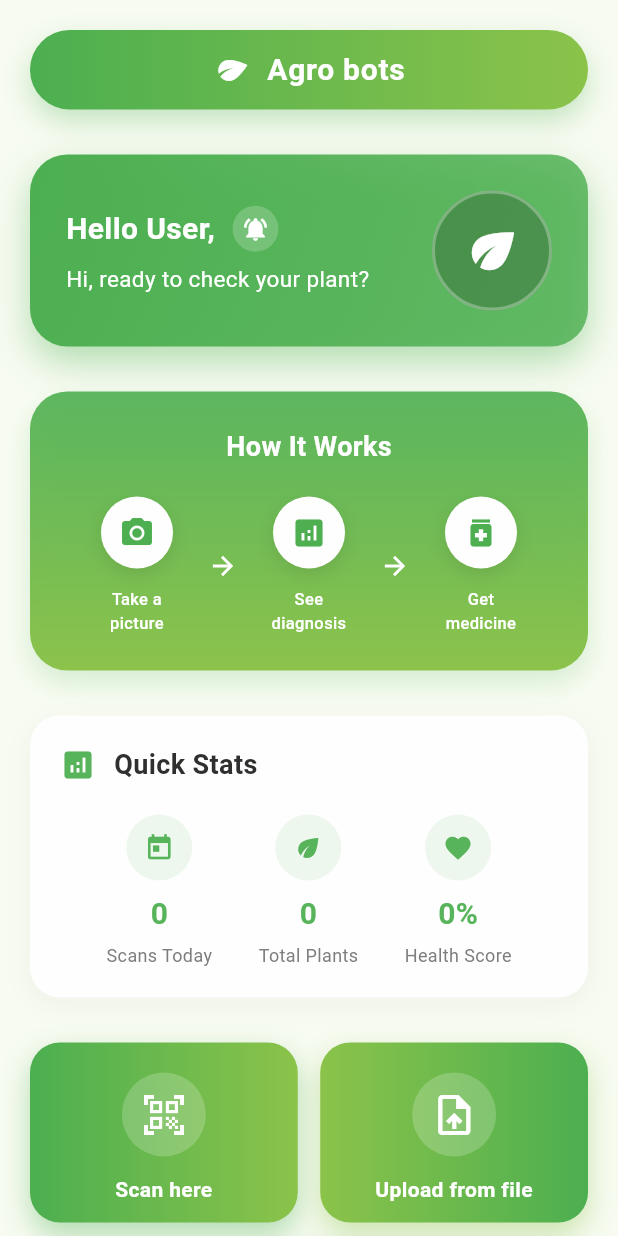
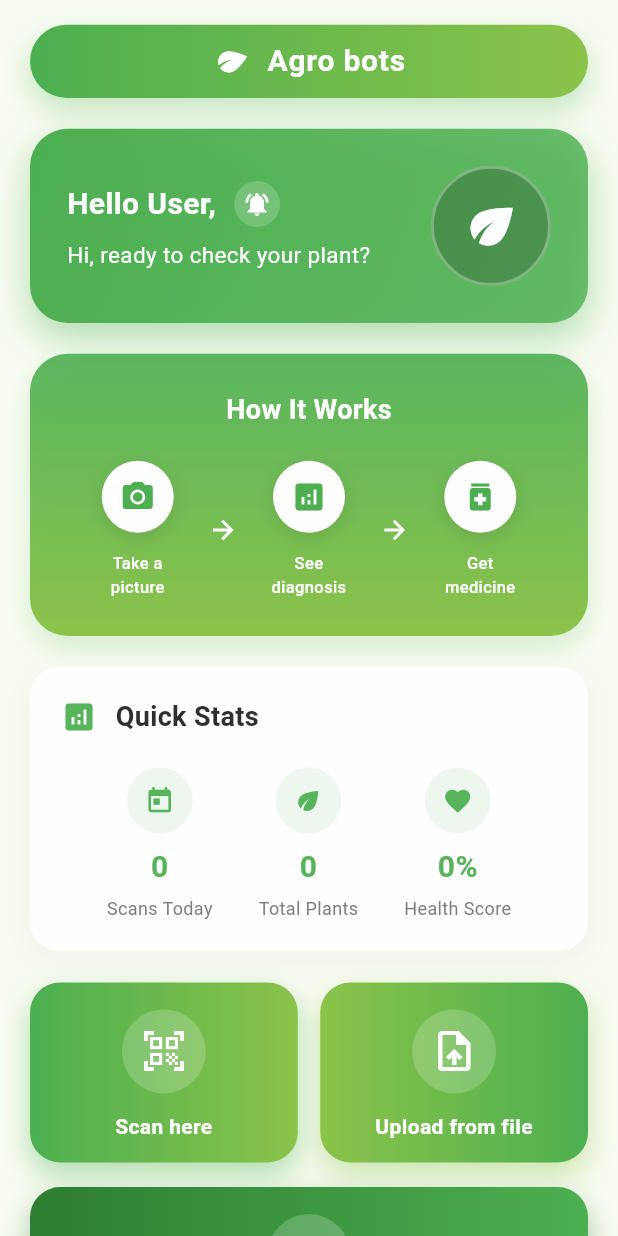
Before and after one commit to MonishDoss/Agro-Bots, a Flutter app: the HomeContent widget shown alone on an empty page, opened directly, on a phone screen of 412 x 824 dp. Run offline on Flutter 3.47's test engine with Material 3 defaults, Android fonts, the phone set to English and light mode, and no system bars; our stand-ins replace camera, image_picker, shared_preferences; accounts and stored records are empty.

Commit message:
fix  the ui of flutter

```diff
--- a/agro_bots/lib/screens/home/home_screen.dart
+++ b/agro_bots/lib/screens/home/home_screen.dart
@@ -119,13 +119,32 @@
 
   @override
   Widget build(BuildContext context) {
+    final size = MediaQuery.of(context).size;
+    final width = size.width;
+    final height = size.height;
+
+    // Responsive breakpoints
+    final isSmallScreen = width < 360;
+    final isMediumScreen = width >= 360 && width < 400;
+    final isLargeScreen = width >= 400;
+
+    // Adaptive dimensions
+    final horizontalPadding = isSmallScreen
+        ? 16.0
+        : (isMediumScreen ? 18.0 : 20.0);
+    final cardSpacing = height * 0.025; // 2.5% of screen height
+    final headerHeight = height * 0.06; // 6% of screen height
+
     return SafeArea(
       child: RefreshIndicator(
         onRefresh: _refreshData,
         color: AppColors.primaryGreen,
         child: SingleChildScrollView(
           physics: const AlwaysScrollableScrollPhysics(),
-          padding: const EdgeInsets.all(20.0),
+          padding: EdgeInsets.symmetric(
+            horizontal: horizontalPadding,
+            vertical: height * 0.02, // 2% of screen height
+          ),
           child: Column(
             crossAxisAlignment: CrossAxisAlignment.start,
             children: [
@@ -134,49 +153,49 @@
                 position: _cardSlideAnimations[0],
                 child: FadeTransition(
                   opacity: _cardFadeAnimations[0],
-                  child: _buildHeader(),
+                  child: _buildHeader(width, headerHeight),
                 ),
               ),
 
-              const SizedBox(height: 30),
+              SizedBox(height: cardSpacing),
 
               // Greeting card with animation
               SlideTransition(
                 position: _cardSlideAnimations[1],
                 child: FadeTransition(
                   opacity: _cardFadeAnimations[1],
-                  child: _buildGreetingCard(),
+                  child: _buildGreetingCard(width, height),
                 ),
               ),
 
-              const SizedBox(height: 30),
+              SizedBox(height: cardSpacing),
 
               // Process flow with animation
               SlideTransition(
                 position: _cardSlideAnimations[2],
                 child: FadeTransition(
                   opacity: _cardFadeAnimations[2],
-                  child: _buildProcessFlow(),
+                  child: _buildProcessFlow(width, height),
                 ),
               ),
 
-              const SizedBox(height: 30),
+              SizedBox(height: cardSpacing),
 
               // Quick Stats Card
               SlideTransition(
                 position: _cardSlideAnimations[3],
                 child: FadeTransition(
                   opacity: _cardFadeAnimations[3],
-                  child: _buildQuickStatsCard(),
+                  child: _buildQuickStatsCard(width, height),
                 ),
               ),
 
-              const SizedBox(height: 30),
+              SizedBox(height: cardSpacing),
 
               // Action buttons
-              _buildActionButtons(context),
+              _buildActionButtons(context, width, height),
 
-              const SizedBox(height: 20),
+              SizedBox(height: height * 0.02),
             ],
           ),
         ),
@@ -184,9 +203,17 @@
     );
   }
 
-  Widget _buildHeader() {
+  Widget _buildHeader(double width, double height) {
+    final fontSize = width < 360 ? 18.0 : (width < 400 ? 19.0 : 20.0);
+    final iconSize = width < 360 ? 20.0 : 24.0;
+    final horizontalPadding = width * 0.05; // 5% of screen width
+    final verticalPadding = height * 0.2; // 20% of header height
+
     return Container(
-      padding: const EdgeInsets.symmetric(horizontal: 20, vertical: 12),
+      padding: EdgeInsets.symmetric(
+        horizontal: horizontalPadding,
+        vertical: verticalPadding,
+      ),
       decoration: BoxDecoration(
         gradient: LinearGradient(
           colors: [AppColors.primaryGreen, AppColors.lightGreen],
@@ -212,16 +239,16 @@
             builder: (context, rotation, child) {
               return Transform.rotate(
                 angle: rotation * 0.5,
-                child: Icon(Icons.eco, color: Colors.white, size: 24),
+                child: Icon(Icons.eco, color: Colors.white, size: iconSize),
               );
             },
           ),
-          const SizedBox(width: 12),
-          const Text(
+          SizedBox(width: width * 0.03), // 3% of screen width
+          Text(
             AppStrings.appName,
             style: TextStyle(
               color: Colors.white,
-              fontSize: 20,
+              fontSize: fontSize,
               fontWeight: FontWeight.bold,
               letterSpacing: 0.5,
             ),
@@ -231,10 +258,16 @@
     );
   }
 
-  Widget _buildGreetingCard() {
+  Widget _buildGreetingCard(double width, double height) {
+    final titleFontSize = width < 360 ? 18.0 : (width < 400 ? 19.0 : 20.0);
+    final subtitleFontSize = width < 360 ? 13.0 : (width < 400 ? 14.0 : 15.0);
+    final circleSize = width < 360 ? 60.0 : (width < 400 ? 70.0 : 80.0);
+    final iconSize = circleSize * 0.5;
+    final cardPadding = width * 0.06; // 6% of screen width
+
     return Container(
       width: double.infinity,
-      padding: const EdgeInsets.all(24),
+      padding: EdgeInsets.all(cardPadding),
       decoration: BoxDecoration(
         gradient: LinearGradient(
           colors: [
@@ -261,15 +294,17 @@
               children: [
                 Row(
                   children: [
-                    const Text(
-                      AppStrings.helloUser,
-                      style: TextStyle(
-                        color: Colors.white,
-                        fontSize: 20,
-                        fontWeight: FontWeight.w600,
+                    Flexible(
+                      child: Text(
+                        AppStrings.helloUser,
+                        style: TextStyle(
+                          color: Colors.white,
+                          fontSize: titleFontSize,
+                          fontWeight: FontWeight.w600,
+                        ),
                       ),
                     ),
-                    const SizedBox(width: 12),
+                    SizedBox(width: width * 0.03),
                     AnimatedBuilder(
                       animation: _notificationController,
                       builder: (context, child) {
@@ -314,12 +349,12 @@
                     ),
                   ],
                 ),
-                const SizedBox(height: 8),
-                const Text(
+                SizedBox(height: height * 0.01),
+                Text(
                   AppStrings.readyToCheck,
                   style: TextStyle(
                     color: Colors.white,
-                    fontSize: 15,
+                    fontSize: subtitleFontSize,
                     fontWeight: FontWeight.w400,
                   ),
                 ),
@@ -327,8 +362,8 @@
             ),
           ),
           Container(
-            width: 80,
-            height: 80,
+            width: circleSize,
+            height: circleSize,
             decoration: BoxDecoration(
               shape: BoxShape.circle,
               color: Colors.black.withOpacity(0.2),
@@ -344,7 +379,7 @@
               builder: (context, rotation, child) {
                 return Transform.rotate(
                   angle: rotation * 0.1,
-                  child: const Icon(Icons.eco, color: Colors.white, size: 40),
+                  child: Icon(Icons.eco, color: Colors.white, size: iconSize),
                 );
               },
             ),
@@ -354,9 +389,15 @@
     );
   }
 
-  Widget _buildProcessFlow() {
+  Widget _buildProcessFlow(double width, double height) {
+    final titleFontSize = width < 360 ? 16.0 : (width < 400 ? 17.0 : 18.0);
+    final labelFontSize = width < 360 ? 10.0 : 11.0;
+    final iconSize = width < 360 ? 20.0 : 24.0;
+    final stepWidth = width < 360 ? 50.0 : 60.0;
+    final cardPadding = width * 0.06;
+
     return Container(
-      padding: const EdgeInsets.all(24),
+      padding: EdgeInsets.all(cardPadding),
       decoration: BoxDecoration(
         gradient: LinearGradient(
           colors: [
@@ -377,23 +418,44 @@
       ),
       child: Column(
         children: [
-          const Text(
+          Text(
             'How It Works',
             style: TextStyle(
               color: Colors.white,
-              fontSize: 18,
+              fontSize: titleFontSize,
               fontWeight: FontWeight.w600,
             ),
           ),
-          const SizedBox(height: 20),
+          SizedBox(height: height * 0.025),
           Row(
             mainAxisAlignment: MainAxisAlignment.spaceEvenly,
             children: [
-              _buildProcessStep(Icons.camera_alt, AppStrings.takeAPicture, 0),
+              _buildProcessStep(
+                Icons.camera_alt,
+                AppStrings.takeAPicture,
+                0,
+                stepWidth,
+                iconSize,
+                labelFontSize,
+              ),
               _buildArrow(),
-              _buildProcessStep(Icons.analytics, AppStrings.seeDiagnosis, 1),
+              _buildProcessStep(
+                Icons.analytics,
+                AppStrings.seeDiagnosis,
+                1,
+                stepWidth,
+                iconSize,
+                labelFontSize,
+              ),
               _buildArrow(),
-              _buildProcessStep(Icons.medication, AppStrings.getMedicine, 2),
+              _buildProcessStep(
+                Icons.medication,
+                AppStrings.getMedicine,
+                2,
+                stepWidth,
+                iconSize,
+                labelFontSize,
+              ),
             ],
           ),
         ],
@@ -401,7 +463,14 @@
     );
   }
 
-  Widget _buildProcessStep(IconData icon, String label, int index) {
+  Widget _buildProcessStep(
+    IconData icon,
+    String label,
+    int index,
+    double stepWidth,
+    double iconSize,
+    double fontSize,
+  ) {
     return TweenAnimationBuilder<double>(
       tween: Tween(begin: 0.0, end: 1.0),
       duration: Duration(milliseconds: 800 + (index * 200)),
@@ -424,16 +493,20 @@
                     ),
                   ],
                 ),
-                child: Icon(icon, color: AppColors.primaryGreen, size: 24),
+                child: Icon(
+                  icon,
+                  color: AppColors.primaryGreen,
+                  size: iconSize,
+                ),
               ),
               const SizedBox(height: 12),
               SizedBox(
-                width: 60,
+                width: stepWidth,
                 child: Text(
                   label,
-                  style: const TextStyle(
+                  style: TextStyle(
                     color: Colors.white,
-                    fontSize: 11,
+                    fontSize: fontSize,
                     fontWeight: FontWeight.w500,
                   ),
                   textAlign: TextAlign.center,
@@ -461,9 +534,15 @@
     );
   }
 
-  Widget _buildQuickStatsCard() {
+  Widget _buildQuickStatsCard(double width, double height) {
+    final titleFontSize = width < 360 ? 16.0 : (width < 400 ? 17.0 : 18.0);
+    final valueFontSize = width < 360 ? 18.0 : (width < 400 ? 19.0 : 20.0);
+    final labelFontSize = width < 360 ? 11.0 : 12.0;
+    final iconSize = width < 360 ? 18.0 : 20.0;
+    final cardPadding = width * 0.05;
+
     return Container(
-      padding: const EdgeInsets.all(20),
+      padding: EdgeInsets.all(cardPadding),
       decoration: BoxDecoration(
         color: Colors.white,
         borderRadius: BorderRadius.circular(20),
@@ -480,24 +559,45 @@
           Row(
             children: [
               Icon(Icons.analytics, color: AppColors.primaryGreen, size: 24),
-              const SizedBox(width: 12),
-              const Text(
+              SizedBox(width: width * 0.03),
+              Text(
                 'Quick Stats',
                 style: TextStyle(
-                  fontSize: 18,
+                  fontSize: titleFontSize,
                   fontWeight: FontWeight.w600,
                   color: AppColors.textPrimary,
                 ),
               ),
             ],
           ),
-          const SizedBox(height: 20),
+          SizedBox(height: height * 0.025),
           Row(
             mainAxisAlignment: MainAxisAlignment.spaceEvenly,
             children: [
-              _buildStatItem('Scans Today', '0', Icons.today),
-              _buildStatItem('Total Plants', '0', Icons.eco),
-              _buildStatItem('Health Score', '0%', Icons.favorite),
+              _buildStatItem(
+                'Scans Today',
+                '0',
+                Icons.today,
+                iconSize,
+                valueFontSize,
+                labelFontSize,
+              ),
+              _buildStatItem(
+                'Total Plants',
+                '0',
+                Icons.eco,
+                iconSize,
+                valueFontSize,
+                labelFontSize,
+              ),
+              _buildStatItem(
+                'Health Score',
+                '0%',
+                Icons.favorite,
+                iconSize,
+                valueFontSize,
+                labelFontSize,
+              ),
             ],
           ),
         ],
@@ -505,7 +605,14 @@
     );
   }
 
-  Widget _buildStatItem(String label, String value, IconData icon) {
+  Widget _buildStatItem(
+    String label,
+    String value,
+    IconData icon,
+    double iconSize,
+    double valueFontSize,
+    double labelFontSize,
+  ) {
     return Column(
       children: [
         Container(
@@ -514,13 +621,13 @@
             color: AppColors.primaryGreen.withOpacity(0.1),
             shape: BoxShape.circle,
           ),
-          child: Icon(icon, color: AppColors.primaryGreen, size: 20),
+          child: Icon(icon, color: AppColors.primaryGreen, size: iconSize),
         ),
         const SizedBox(height: 8),
         Text(
           value,
-          style: const TextStyle(
-            fontSize: 20,
+          style: TextStyle(
+            fontSize: valueFontSize,
             fontWeight: FontWeight.bold,
             color: AppColors.primaryGreen,
           ),
@@ -528,14 +635,26 @@
         const SizedBox(height: 4),
         Text(
           label,
-          style: TextStyle(fontSize: 12, color: AppColors.textSecondary),
+          style: TextStyle(
+            fontSize: labelFontSize,
+            color: AppColors.textSecondary,
+          ),
           textAlign: TextAlign.center,
         ),
       ],
     );
   }
 
-  Widget _buildActionButtons(BuildContext context) {
+  Widget _buildActionButtons(
+    BuildContext context,
+    double width,
+    double height,
+  ) {
+    final buttonHeight = height < 600 ? 100.0 : (height < 700 ? 110.0 : 120.0);
+    final iconSize = width < 360 ? 28.0 : 32.0;
+    final fontSize = width < 360 ? 12.0 : 14.0;
+    final buttonSpacing = height * 0.02;
+
     return Column(
       children: [
         // Main action buttons row
@@ -548,6 +667,9 @@
                 Icons.qr_code_scanner,
                 AppColors.primaryGreen,
                 () => _navigateWithAnimation(context, const CameraScreen()),
+                height: buttonHeight,
+                iconSize: iconSize,
+                fontSize: fontSize,
                 gradient: LinearGradient(
                   colors: [AppColors.primaryGreen, AppColors.lightGreen],
                 ),
@@ -561,6 +683,9 @@
                 Icons.upload_file,
                 AppColors.lightGreen,
                 () => _navigateWithAnimation(context, const FileUploadScreen()),
+                height: buttonHeight,
+                iconSize: iconSize,
+                fontSize: fontSize,
                 gradient: LinearGradient(
                   colors: [AppColors.lightGreen, AppColors.primaryGreen],
                 ),
@@ -569,7 +694,7 @@
           ],
         ),
 
-        const SizedBox(height: 15),
+        SizedBox(height: buttonSpacing),
 
         // History button
         _buildActionButton(
@@ -579,6 +704,9 @@
           AppColors.darkGreen,
           () => _navigateWithAnimation(context, const HistoryScreen()),
           width: double.infinity,
+          height: buttonHeight,
+          iconSize: iconSize,
+          fontSize: fontSize,
           gradient: LinearGradient(
             colors: [AppColors.darkGreen, AppColors.primaryGreen],
             begin: Alignment.centerLeft,
@@ -596,14 +724,17 @@
     Color color,
     VoidCallback onTap, {
     double? width,
+    required double height,
+    required double iconSize,
+    required double fontSize,
     Gradient? gradient,
   }) {
     return GestureDetector(
       onTap: onTap,
       child: Container(
         width: width,
-        height: 120,
-        padding: const EdgeInsets.all(20),
+        height: height,
+        padding: EdgeInsets.all(height * 0.15), // 15% of button height
         decoration: BoxDecoration(
           gradient:
               gradient ??
@@ -621,19 +752,19 @@
           mainAxisAlignment: MainAxisAlignment.center,
           children: [
             Container(
-              padding: const EdgeInsets.all(12),
+              padding: EdgeInsets.all(iconSize * 0.375), // 37.5% of icon size
               decoration: BoxDecoration(
                 color: Colors.white.withOpacity(0.2),
                 shape: BoxShape.circle,
               ),
-              child: Icon(icon, color: Colors.white, size: 32),
+              child: Icon(icon, color: Colors.white, size: iconSize),
             ),
-            const SizedBox(height: 12),
+            SizedBox(height: height * 0.1), // 10% of button height
             Text(
               title,
-              style: const TextStyle(
+              style: TextStyle(
                 color: Colors.white,
-                fontSize: 14,
+                fontSize: fontSize,
                 fontWeight: FontWeight.w600,
               ),
               textAlign: TextAlign.center,
```
